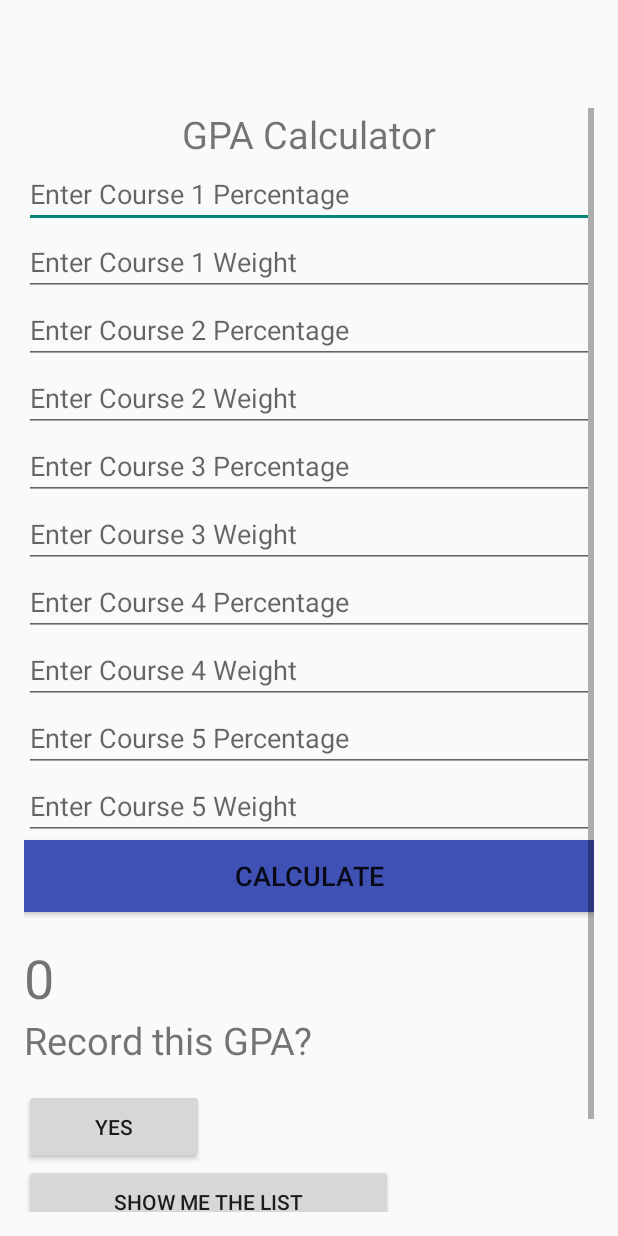
After one commit to Joyliu290/GPA_Calculator, an Android app: the layout activity_main.xml on its own in the app's theme, with its tools: preview values and no code run, on a phone screen of 412 x 824 dp. The commit adds this screen. Run offline under Robolectric (Android 15) with nearby library versions, the phone set to English and light mode, and no system bars.

Commit message:
Add files via upload
Updated Layout Folder that contains all the activities as of Jan 2, 2017

```diff
--- a/app/src/main/res/layout/activity_exitscreen.xml
+++ b/app/src/main/res/layout/activity_exitscreen.xml
@@ -1,6 +1,7 @@
 <?xml version="1.0" encoding="utf-8"?>
 <RelativeLayout xmlns:android="http://schemas.android.com/apk/res/android"
     xmlns:tools="http://schemas.android.com/tools"
+    xmlns:app="http://schemas.android.com/apk/res-auto"
     android:id="@+id/activity_exitscreen"
     android:layout_width="match_parent"
     android:layout_height="match_parent"
@@ -9,6 +10,7 @@
     android:paddingRight="@dimen/activity_horizontal_margin"
     android:paddingTop="@dimen/activity_vertical_margin"
     tools:context="com.example.joyli.firstproject.Exitscreen">
+
 
     <TextView
         android:text="See you Next Time!"
--- /dev/null
+++ b/app/src/main/res/layout/activity_main.xml
@@ -0,0 +1,12 @@
+<?xml version="1.0" encoding="utf-8"?>
+<android.support.design.widget.CoordinatorLayout xmlns:android="http://schemas.android.com/apk/res/android"
+    xmlns:app="http://schemas.android.com/apk/res-auto"
+    xmlns:tools="http://schemas.android.com/tools"
+    android:layout_width="match_parent"
+    android:layout_height="match_parent"
+    android:fitsSystemWindows="true"
+    tools:context="com.example.joyli.firstproject.MainActivity">
+
+    <include layout="@layout/content_main" />
+
+</android.support.design.widget.CoordinatorLayout>
--- a/app/src/main/res/layout/activity_welcome_screen.xml
+++ b/app/src/main/res/layout/activity_welcome_screen.xml
@@ -1,5 +1,7 @@
 <?xml version="1.0" encoding="utf-8"?>
+
 <RelativeLayout xmlns:android="http://schemas.android.com/apk/res/android"
+    xmlns:app="http://schemas.android.com/apk/res-auto"
     xmlns:tools="http://schemas.android.com/tools"
     android:id="@+id/activity_welcome_screen"
     android:layout_width="match_parent"
@@ -16,7 +18,7 @@
         android:layout_height="wrap_content"
         android:id="@+id/pressme"
         android:textAppearance="@style/TextAppearance.AppCompat.Body1"
-        android:backgroundTint="@android:color/holo_blue_light"
+        android:backgroundTint="@color/colorPrimary"
         android:textSize="20sp"
         android:textColor="#ffffff"
         android:layout_alignParentBottom="true"
--- a/app/src/main/res/layout/content_main.xml
+++ b/app/src/main/res/layout/content_main.xml
@@ -17,12 +17,16 @@
 
     <ScrollView
         android:layout_width="match_parent"
-        android:layout_height="match_parent">
+        android:layout_height="match_parent"
+        android:layout_alignParentTop="true"
+        android:layout_alignParentLeft="true"
+        android:layout_alignParentStart="true">
 
         <LinearLayout
             android:layout_width="match_parent"
             android:layout_height="wrap_content"
-            android:orientation="vertical" >
+            android:orientation="vertical"
+            android:weightSum="1">
 
             <TextView
                 android:text="GPA Calculator"
@@ -35,6 +39,17 @@
                 android:layout_alignParentLeft="true"
                 android:layout_alignParentStart="true" />
 
+
+            <EditText
+                android:layout_width="match_parent"
+                android:layout_height="wrap_content"
+                android:inputType="number"
+                android:ems="10"
+                android:id="@+id/coursepercentagetxt"
+                android:hint="Enter Course 1 Percentage"
+                android:layout_below="@+id/courseweighttxt"
+                android:layout_alignParentLeft="true"
+                android:layout_alignParentStart="true" />
 
             <EditText
                 android:layout_width="match_parent"
@@ -53,9 +68,9 @@
                 android:layout_height="wrap_content"
                 android:inputType="number"
                 android:ems="10"
-                android:id="@+id/coursepercentagetxt"
-                android:hint="Enter Course 1 Percentage"
-                android:layout_below="@+id/courseweighttxt"
+                android:id="@+id/coursepercentagetxt2"
+                android:hint="Enter Course 2 Percentage"
+                android:layout_above="@+id/calbtn"
                 android:layout_alignParentLeft="true"
                 android:layout_alignParentStart="true" />
 
@@ -76,11 +91,8 @@
                 android:layout_height="wrap_content"
                 android:inputType="number"
                 android:ems="10"
-                android:id="@+id/coursepercentagetxt2"
-                android:hint="Enter Course 2 Percentage"
-                android:layout_above="@+id/calbtn"
-                android:layout_alignParentLeft="true"
-                android:layout_alignParentStart="true" />
+                android:id="@+id/coursepercentagetxt3"
+                android:hint="Enter Course 3 Percentage" />
 
             <EditText
                 android:layout_width="match_parent"
@@ -95,8 +107,8 @@
                 android:layout_height="wrap_content"
                 android:inputType="number"
                 android:ems="10"
-                android:id="@+id/coursepercentagetxt3"
-                android:hint="Enter Course 3 Percentage" />
+                android:id="@+id/coursepercentagetxt4"
+                android:hint="Enter Course 4 Percentage" />
 
             <EditText
                 android:layout_width="match_parent"
@@ -111,8 +123,8 @@
                 android:layout_height="wrap_content"
                 android:inputType="number"
                 android:ems="10"
-                android:id="@+id/coursepercentagetxt4"
-                android:hint="Enter Course 4 Percentage" />
+                android:id="@+id/coursepercentagetxt5"
+                android:hint="Enter Course 5 Percentage" />
 
             <EditText
                 android:layout_width="match_parent"
@@ -122,24 +134,17 @@
                 android:id="@+id/courseweighttxt5"
                 android:hint="Enter Course 5 Weight" />
 
-            <EditText
-                android:layout_width="match_parent"
-                android:layout_height="wrap_content"
-                android:inputType="number"
-                android:ems="10"
-                android:id="@+id/coursepercentagetxt5"
-                android:hint="Enter Course 5 Percentage" />
-
             <Button
                 android:text="CALCULATE"
                 android:layout_width="match_parent"
                 android:layout_height="wrap_content"
                 android:id="@+id/calbtn"
-                android:background="@android:color/holo_blue_light"
+                android:background="@color/colorPrimary"
                 tools:textColor="#ffffff"
                 android:layout_centerVertical="true"
                 android:layout_alignParentLeft="true"
-                android:layout_alignParentStart="true" />
+                android:layout_alignParentStart="true"
+                android:textSize="18sp" />
 
             <TextView
                 android:layout_width="match_parent"
@@ -156,10 +161,11 @@
 
             <TextView
                 android:text="Record this GPA? "
-                android:layout_width="match_parent"
+                android:layout_width="wrap_content"
                 android:id="@+id/decision"
+                android:textSize="25sp"
                 android:layout_height="50dp"
-                android:textSize="25sp" />
+                android:autoText="false" />
 
             <Button
                 android:text="YES"
@@ -169,10 +175,11 @@
                 android:onClick="SQLdatabaseActivityClick"/>
 
             <Button
-                android:text="YES AND SHOW ME THE LIST"
-                android:layout_width="120dp"
+                android:text="SHOW ME THE LIST"
+                android:layout_width="246dp"
                 android:layout_height="50dp"
-                android:id="@+id/button_view" />
+                android:id="@+id/button_view"
+                android:layout_weight="0.72" />
 
             <Button
                 android:text="No"
```
Also changed, not shown: app/src/main/res/layout/activity_array_list_columns.xml (added, +31 -0 lines), app/src/main/res/layout/activity_view_list.xml (added, +25 -0 lines).
